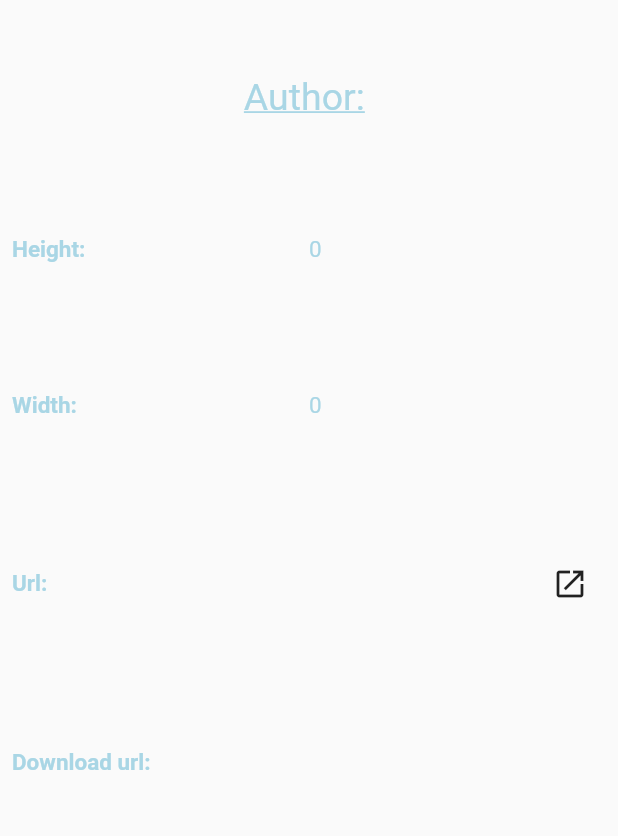
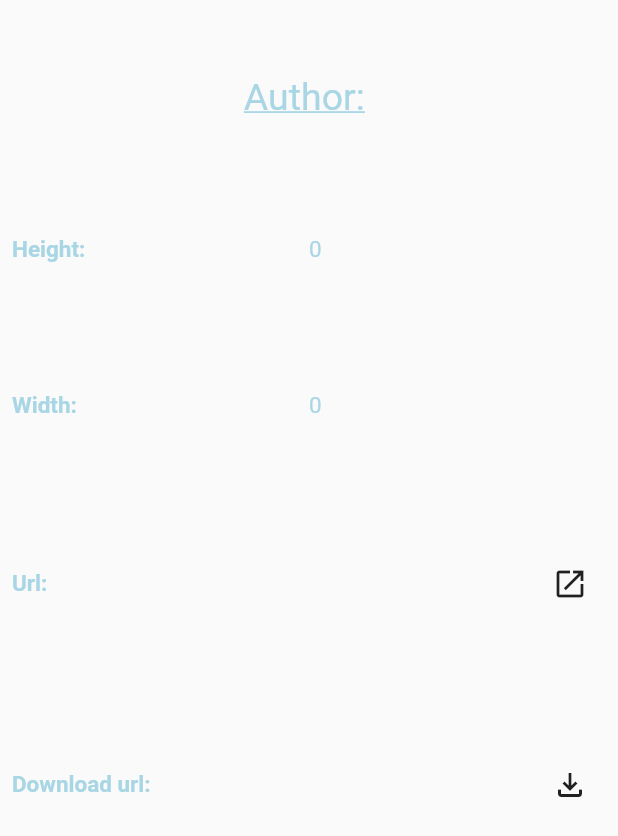
Before and after one commit to agustinascarpinelli/picsum, a Flutter app: the _Details widget shown alone on an empty page, opened directly with empty values, after a tap on the "open in new" icon, on a phone screen of 412 x 824 dp. Shown: the top 836 px of the screen. Run offline on Flutter 3.47's test engine with Material 2 defaults, Android fonts, the phone set to English and light mode, and no system bars; our stand-ins replace bloc, dartz, flutter_bloc, google_fonts, permission_handler, photo_view; missing offline and left inert: flutter_downloader; network calls fail.

Commit message:
download

```diff
--- a/lib/screens/details_screen.dart
+++ b/lib/screens/details_screen.dart
@@ -76,21 +76,21 @@ class _Details extends StatelessWidget {
             ],
           ),
         ),
-        _RowDetail(
+        RowDetail(
             title: 'Height: ',
             subtitle: pic.height.toString(),
             color: isThemeLight ? colorDark : colorLight),
         const SizedBox(
           height: 50,
         ),
-        _RowDetail(
+        RowDetail(
             title: 'Width: ',
             subtitle: pic.width.toString(),
             color: isThemeLight ? colorDark : colorLight),
         const SizedBox(
           height: 50,
         ),
-        _RowDetail(
+        RowDetail(
             title: 'Url: ',
             subtitle: pic.url!,
             icon: true,
@@ -101,63 +101,13 @@ class _Details extends StatelessWidget {
         ),
         Container(
             margin: const EdgeInsets.only(bottom: 50),
-            child: _RowDetail(
+            child: RowDetail(
                 title: 'Download url: ',
+                downloadPic: true,
+                downloadPicUrl: pic.downloadUrl!,
                 subtitle: pic.downloadUrl!,
                 color: isThemeLight ? colorDark : colorLight))
       ],
     );
   }
 }
-
-class _RowDetail extends StatelessWidget {
-  const _RowDetail({
-    super.key,
-    required this.title,
-    required this.subtitle,
-    required this.color,
-    this.icon = false, this.url,
-  });
-
-  final String title;
-  final String subtitle;
-  final Color color;
-  final bool? icon;
-  final String? url;
-
-  @override
-  Widget build(BuildContext context) {
-    return Padding(
-      padding: const EdgeInsets.all(8.0),
-      child: Container(
-        margin: const EdgeInsets.only(top: 20),
-        child: Row(
-          mainAxisAlignment: icon==true ? MainAxisAlignment.spaceBetween: MainAxisAlignment.start,
-          children: [
-            Expanded(
-                child: Text(
-              title,
-              style: TextStyle(
-                  fontSize: 15, fontWeight: FontWeight.bold, color: color),
-            )),
-            Expanded(
-                child: Text(subtitle,
-                    style: TextStyle(fontSize: 15, color: color))),
-            if (icon == true)
-              IconButton(
-                icon: const Icon(Icons.open_in_new),
-                onPressed: () async {
-              final uri = Uri.parse(url!);
-              if (await canLaunchUrl(uri)) {
-                await launchUrl(uri);
-              } else {
-                AlertDialog(title: Text('No se pudo abrir el enlace $url'));
-              }
-                },
-              )
-          ],
-        ),
-      ),
-    );
-  }
-}
--- /dev/null
+++ b/lib/widgets/row_details.dart
@@ -0,0 +1,138 @@
+import 'dart:isolate';
+import 'dart:ui';
+
+import 'package:flutter/material.dart';
+import 'package:flutter_downloader/flutter_downloader.dart';
+import 'package:path_provider/path_provider.dart';
+import 'package:permission_handler/permission_handler.dart';
+import 'package:url_launcher/url_launcher.dart';
+
+class RowDetail extends StatefulWidget {
+  const RowDetail({
+    super.key,
+    required this.title,
+    required this.subtitle,
+    required this.color,
+    this.icon = false,
+    this.url,
+    this.downloadPic = false,
+    this.downloadPicUrl,
+  });
+
+  final String title;
+  final String subtitle;
+  final Color color;
+  final bool? icon;
+  final String? url;
+  final bool? downloadPic;
+  final String? downloadPicUrl;
+
+  @override
+  State<RowDetail> createState() => _RowDetailState();
+}
+
+class _RowDetailState extends State<RowDetail> {
+  void _dowloadFile(String url) async {
+    final status = await Permission.storage.request();
+    if (status.isGranted) {
+      final baseStorage = await getExternalStorageDirectory();
+      final id = await FlutterDownloader.enqueue(
+        url: url,
+        showNotification: true,
+        openFileFromNotification: true,
+        fileName: 'PICSUM',
+        savedDir: baseStorage!.path,
+      );
+    } else {
+      return;
+    }
+  }
+
+  int progress = 0;
+  bool isLoading = false;
+  ReceivePort receivePort = ReceivePort();
+
+  @override
+  void initState() {
+    IsolateNameServer.registerPortWithName(receivePort.sendPort, "downloading");
+
+    receivePort.listen((dynamic data) {
+      String id = data[0];
+      DownloadTaskStatus status = DownloadTaskStatus(data[1]);
+      progress = data[2];
+      setState(() {
+        progress = data[2];
+      });
+    });
+    FlutterDownloader.registerCallback(downloadCallback);
+    super.initState();
+  }
+
+  @override
+  void dispose() {
+    IsolateNameServer.removePortNameMapping("downloading");
+    super.dispose();
+  }
+
+  @pragma('vm:entry-point')
+  static downloadCallback(id, status, progress) {
+    SendPort? sendPort = IsolateNameServer.lookupPortByName("downloading");
+    sendPort!.send([id, status, progress]);
+  }
+
+  @override
+  Widget build(BuildContext context) {
+    return Padding(
+      padding: const EdgeInsets.all(8.0),
+      child: Container(
+        margin: const EdgeInsets.only(top: 20),
+        child: Row(
+          mainAxisAlignment: widget.icon == true
+              ? MainAxisAlignment.spaceBetween
+              : MainAxisAlignment.start,
+          children: [
+            Expanded(
+                child: Text(
+              widget.title,
+              style: TextStyle(
+                  fontSize: 15,
+                  fontWeight: FontWeight.bold,
+                  color: widget.color),
+            )),
+            Expanded(
+                child: Text(widget.subtitle,
+                    style: TextStyle(fontSize: 15, color: widget.color))),
+            if (widget.icon == true)
+              IconButton(
+                icon: const Icon(Icons.open_in_new),
+                onPressed: () async {
+                  final uri = Uri.parse(widget.url!);
+                  if (await canLaunchUrl(uri)) {
+                    await launchUrl(uri);
+                  } else {
+                    AlertDialog(title: Text('Cannot launch url ${widget.url}'));
+                  }
+                },
+              ),
+            if (widget.downloadPic == true)
+              IconButton(
+                  onPressed: () async {
+                    setState(() {
+                      isLoading = true;
+                    });
+
+                    _dowloadFile(widget.downloadPicUrl!);
+                    await Future.delayed(const Duration(milliseconds: 15000));
+                    setState(() {
+                      isLoading = false;
+                    });
+                  },
+                  icon: isLoading
+                      ? const CircularProgressIndicator()
+                      : const Icon(Icons.file_download_outlined))
+          ],
+        ),
+      ),
+    );
+  }
+}
--- a/lib/widgets/widgets.dart
+++ b/lib/widgets/widgets.dart
@@ -3,3 +3,4 @@ export 'package:picsum/widgets/custom_alert.dart';
 export 'package:picsum/widgets/custom_appbar.dart';
 export 'package:picsum/widgets/custom_drawer.dart';
 export 'package:picsum/widgets/custom_form.dart';
+export 'package:picsum/widgets/row_details.dart';
--- a/pubspec.yaml
+++ b/pubspec.yaml
@@ -34,8 +34,11 @@ dependencies:
   flutter:
     sdk: flutter
   flutter_bloc: ^8.1.3
+  flutter_downloader: ^1.10.4
   google_fonts: ^5.0.0
   http: ^1.0.0
+  path_provider: ^2.0.15
+  permission_handler: ^10.3.0
   photo_view: ^0.14.0
   provider: ^6.0.5
   url_launcher: ^6.1.11
```
Also changed, not shown: lib/main.dart (+8 -1 lines), pubspec.lock, 4 other files.
